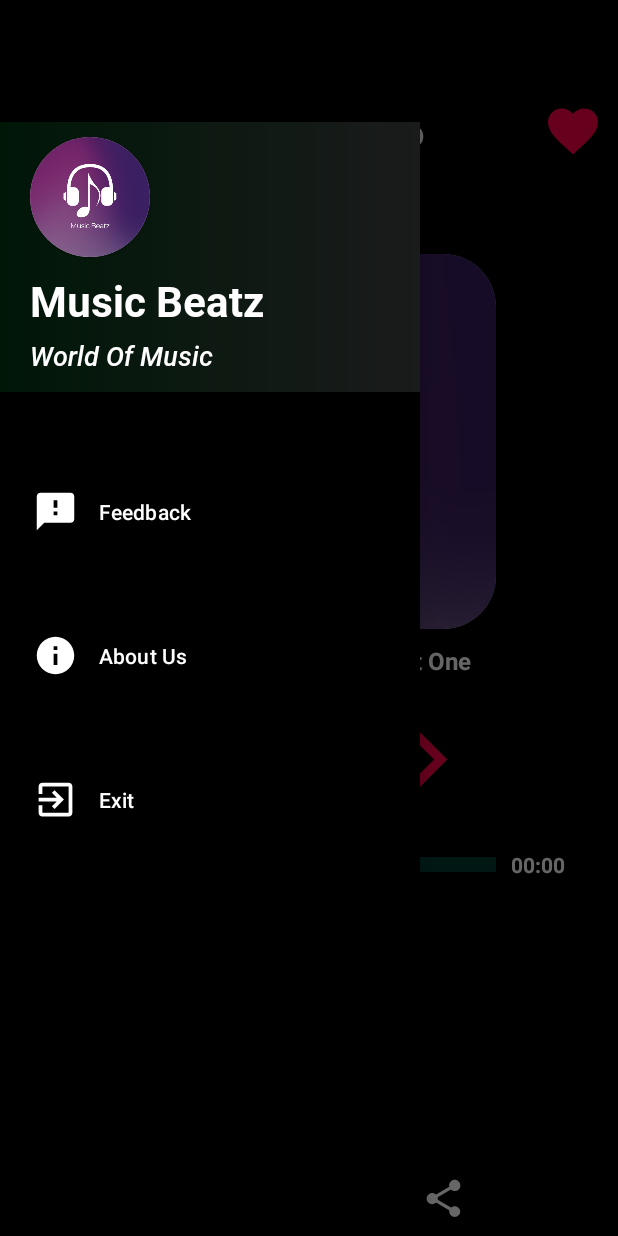
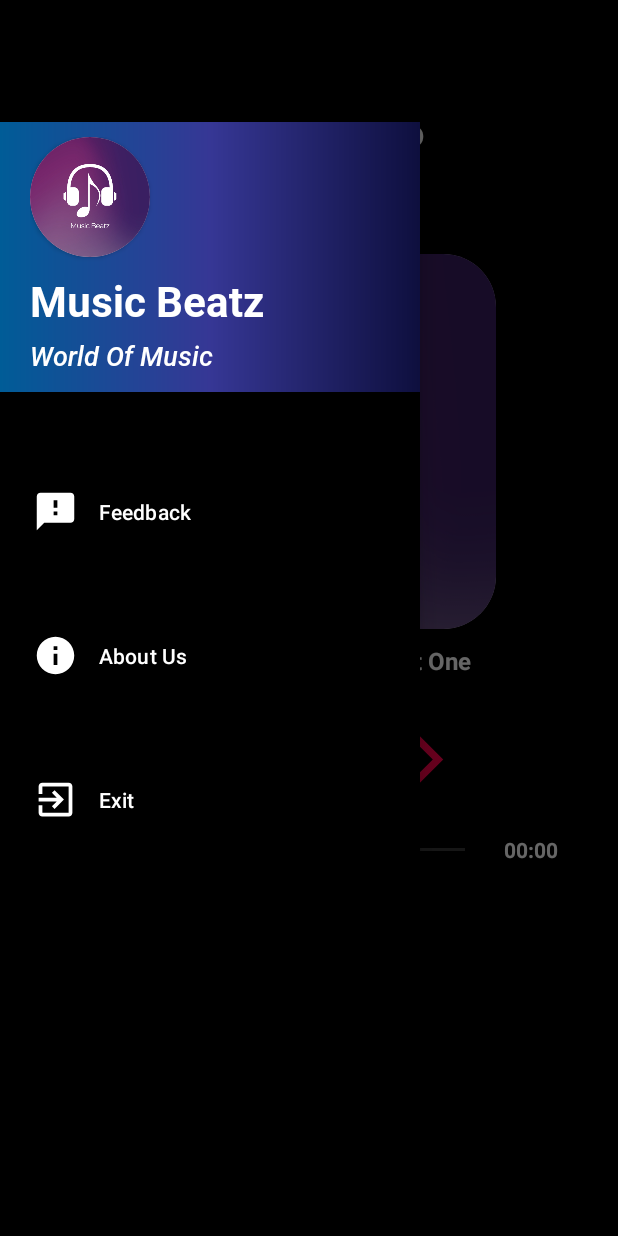
Before and after one commit to riyaspullurofficial/MusicRockz, an Android app: the PlayingAudioFragment screen opened through its navigation route, with the side drawer open, on a phone screen of 412 x 824 dp. Run offline under Robolectric (Android 15) with nearby library versions, the phone set to English and light mode, and no system bars; libraries missing offline, so code that uses them is left out: androidx.test.core; pictures from the network do not load; 2 statements that could not run were skipped.

Commit message:
initial5

```diff
--- a/app/src/main/res/drawable/background_gradient_drawer_head.xml
+++ b/app/src/main/res/drawable/background_gradient_drawer_head.xml
@@ -3,6 +3,7 @@
     <gradient
         android:type="linear"
         android:angle="0"
-        android:startColor="#001708"
-        android:endColor="#1A1B1B" />
+        android:startColor="#005C97"
+        android:centerColor="#363795"
+        android:endColor="#0E0F3E" />
 </shape>
--- a/app/src/main/res/layout/fragment_audio_list.xml
+++ b/app/src/main/res/layout/fragment_audio_list.xml
@@ -30,7 +30,7 @@
                 android:orientation="vertical">
 
                 <ImageView
-                    android:layout_width="13dp"
+                    android:layout_width="20dp"
                     android:layout_height="20dp"
                     android:src="@drawable/ic_suffle"
                     app:tint="@color/orange" />
@@ -45,6 +45,7 @@
             </LinearLayout>
 
             <LinearLayout
+                android:visibility="gone"
                 android:id="@+id/favouriteBtnID"
                 android:layout_width="wrap_content"
                 android:layout_height="wrap_content"
@@ -69,6 +70,7 @@
             </LinearLayout>
 
             <LinearLayout
+                android:visibility="gone"
                 android:id="@+id/playListBtnID"
                 android:layout_width="wrap_content"
                 android:layout_height="wrap_content"
@@ -93,6 +95,7 @@
         </LinearLayout>
 
         <LinearLayout
+            android:visibility="gone"
             android:layout_width="match_parent"
             android:layout_height="wrap_content"
             android:layout_marginBottom="0dp"
--- a/app/src/main/res/layout/fragment_playing_audio.xml
+++ b/app/src/main/res/layout/fragment_playing_audio.xml
@@ -26,6 +26,7 @@
             android:padding="10dp">
 
             <ImageView
+                android:padding="5dp"
                 android:id="@+id/backbuttonIDFavouriteFragment"
                 android:layout_width="40dp"
                 android:layout_height="40dp"
@@ -51,6 +52,7 @@
                     android:id="@+id/favouriteIDFavouriteFragment"
                     android:layout_width="40dp"
                     android:layout_height="40dp"
+                    android:visibility="gone"
                     android:src="@drawable/ic_favourite"
                     app:tint="@color/redpic" />
             </LinearLayout>
@@ -103,12 +105,14 @@
             android:layout_below="@+id/songNameIdFull"
             android:layout_marginTop="30dp"
             android:gravity="center"
+
             android:orientation="horizontal">
 
             <ImageView
                 android:id="@+id/previousBtn"
                 android:layout_width="50dp"
                 android:layout_height="50dp"
+                android:padding="5dp"
                 android:src="@drawable/ic_back"
                 app:tint="@color/redpic" />
 
@@ -124,6 +128,7 @@
                 android:id="@+id/nextBtn"
                 android:layout_width="50dp"
                 android:layout_height="50dp"
+                android:padding="5dp"
                 android:layout_marginStart="30dp"
                 android:src="@drawable/ic_forward"
                 app:tint="@color/redpic" />
@@ -157,18 +162,15 @@
                     android:textStyle="bold" />
             </LinearLayout>
 
-            <ProgressBar
-
-                android:id="@+id/pBar3"
-                style="?android:attr/progressBarStyleHorizontal"
-                android:layout_width="wrap_content"
+            <SeekBar
+                android:id="@+id/seek_bar_MusicPlayingID"
+                android:layout_width="250sp"
+                android:thumbTint="@color/redpic"
                 android:layout_height="wrap_content"
-                android:layout_marginStart="10sp"
-                android:indeterminate="true"
-                android:max="100"
-                android:minWidth="250dp"
-                android:minHeight="50dp"
-                android:progress="1" />
+                android:layout_marginTop="6dip"
+                android:progressTint="@color/redpic"
+                android:layout_marginBottom="6dip"
+                android:theme="@android:style/Theme.Material" />
 
             <LinearLayout
                 android:layout_width="wrap_content"
@@ -188,6 +190,7 @@
         </LinearLayout>
 
         <LinearLayout
+            android:visibility="gone"
             android:layout_width="match_parent"
             android:layout_height="wrap_content"
             android:layout_alignParentStart="true"
@@ -211,7 +214,8 @@
                 android:layout_height="30dp"
                 android:layout_marginStart="150dp"
                 android:src="@drawable/ic_share"
-                app:tint="@color/white" />
+                app:tint="@color/white"
+                android:contentDescription="@string/image" />
         </LinearLayout>
     </RelativeLayout>
 
```
Also changed, not shown: app/src/main/java/app/riyaspullur/musicrockz/constants/Constants.kt (+7 -1 lines), app/src/main/java/app/riyaspullur/musicrockz/view/AudioListFragment.kt (+18 -12 lines), app/src/main/java/app/riyaspullur/musicrockz/view/PlayingAudioFragment.kt (+54 -5 lines).
